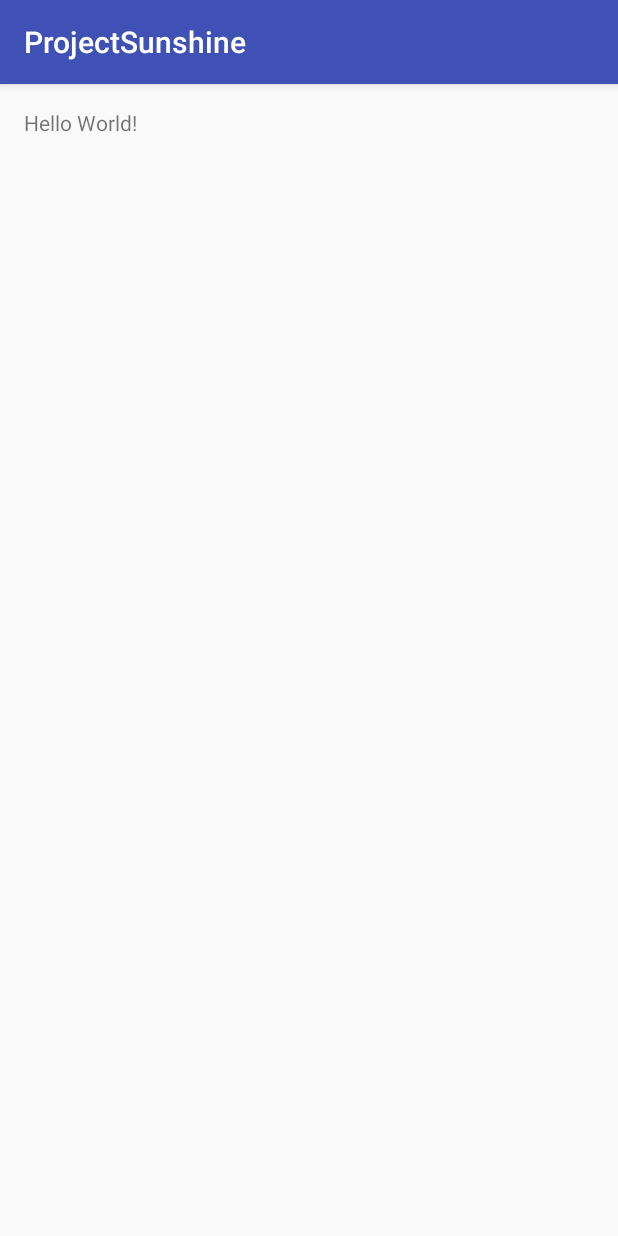
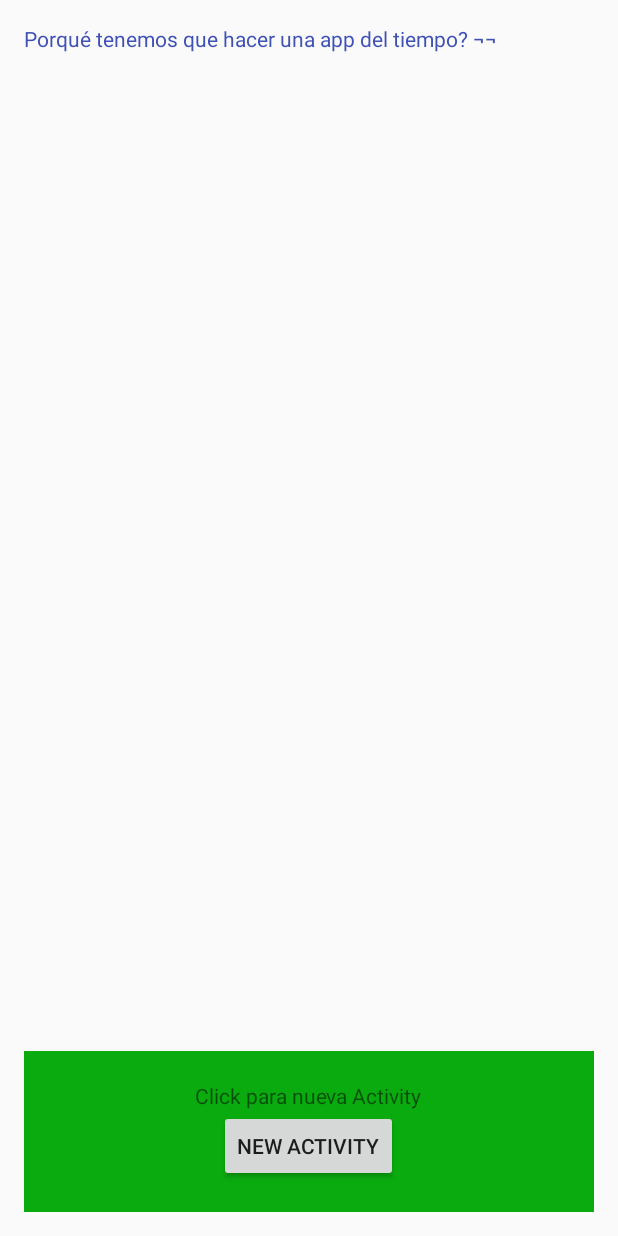
Before and after one commit to SamuelNovoa/projectSunshine, an Android app: the screen it shows after launch (MainActivity), on a phone screen of 412 x 824 dp. Run offline under Robolectric (Android 15) with nearby library versions, the phone set to English and light mode, and no system bars.

Commit message:
Ejemplo para enseñar las herramientas principales que ofrece android

```diff
--- a/app/src/main/AndroidManifest.xml
+++ b/app/src/main/AndroidManifest.xml
@@ -15,6 +15,8 @@
                 <category android:name="android.intent.category.LAUNCHER" />
             </intent-filter>
         </activity>
+        <activity android:name=".NewActivity" >
+        </activity>
     </application>
 
 </manifest>
--- a/app/src/main/java/com/clubandroiduvigo/projectsunshine/MainActivity.java
+++ b/app/src/main/java/com/clubandroiduvigo/projectsunshine/MainActivity.java
@@ -1,7 +1,12 @@
 package com.clubandroiduvigo.projectsunshine;
 
+import android.content.Intent;
 import android.support.v7.app.AppCompatActivity;
 import android.os.Bundle;
+import android.util.Log;
+import android.view.View;
+import android.widget.Button;
+import android.widget.TextView;
 
 public class MainActivity extends AppCompatActivity {
 
@@ -9,5 +14,41 @@ public class MainActivity extends AppCompatActivity {
     protected void onCreate(Bundle savedInstanceState) {
         super.onCreate(savedInstanceState);
         setContentView(R.layout.activity_main);
+        TextView textView = (TextView) findViewById(R.id.ejemplo_textView);
+        textView.setTextColor(getResources().getColor(R.color.colorPrimary));
+        textView.setText(getString(R.string.ejemplo_setText)); //Usando el IDE
+        Button button = (Button) findViewById(R.id.ejemplo_boton);
+        button.setOnClickListener(new View.OnClickListener() {
+            @Override
+            public void onClick(View v) {
+                Intent intent = new Intent(getApplicationContext(),NewActivity.class);
+                startActivity(intent);
+            }
+        });
+    }
+
+//    Métodos usados para enseñar ciclo de vida de una actividad
+    @Override
+    protected void onPause() {
+        super.onPause();
+        Log.d("MainActivity","onPause - Entra onPause");
+    }
+
+    @Override
+    protected void onResume() {
+        super.onResume();
+        Log.d("MainActivity","onResume - Entra onResume");
+    }
+
+    @Override
+    protected void onStop() {
+        super.onStop();
+        Log.d("MainActivity","onStop - Entra onStop");
+    }
+
+    @Override
+    protected void onStart() {
+        super.onStart();
+        Log.d("MainActivity","onStart - Entra onStart");
     }
 }
--- a/app/src/main/res/layout/activity_main.xml
+++ b/app/src/main/res/layout/activity_main.xml
@@ -1,4 +1,8 @@
 <?xml version="1.0" encoding="utf-8"?>
+
+<!--Daba un problema con el renderizador del preview-->
+<!--Esto era debido a estar intentando renderizar un tema no existente-->
+<!--Lo cambie a @android:style/Theme.Material.Light.DarkActionBar (en el circulo verde con medialuna)-->
 <RelativeLayout xmlns:android="http://schemas.android.com/apk/res/android"
     xmlns:tools="http://schemas.android.com/tools" android:layout_width="match_parent"
     android:layout_height="match_parent" android:paddingLeft="@dimen/activity_horizontal_margin"
@@ -6,6 +10,28 @@
     android:paddingTop="@dimen/activity_vertical_margin"
     android:paddingBottom="@dimen/activity_vertical_margin" tools:context=".MainActivity">
 
-    <TextView android:text="Hello World!" android:layout_width="wrap_content"
-        android:layout_height="wrap_content" />
+    <TextView android:text="Hello World!"
+        android:layout_width="wrap_content"
+        android:layout_height="wrap_content"
+        android:id="@+id/ejemplo_textView"/>
+    <LinearLayout
+        android:layout_width="match_parent"
+        android:layout_height="wrap_content"
+        android:background="@color/verde_roto"
+        android:orientation="vertical"
+        android:padding="20dp"
+        android:layout_alignParentBottom="true">
+        <TextView
+            android:layout_width="wrap_content"
+            android:layout_gravity="center"
+            android:layout_height="wrap_content"
+            android:text="@string/ejemplo_nuevaActivity" />
+        <Button
+            android:layout_width="wrap_content"
+            android:layout_height="wrap_content"
+            android:layout_gravity="center"
+            android:id="@+id/ejemplo_boton"
+            android:text="@string/ejemplo_boton_nuevaActividad"/>
+    </LinearLayout>
+
 </RelativeLayout>
--- a/app/src/main/res/values/colors.xml
+++ b/app/src/main/res/values/colors.xml
@@ -3,4 +3,5 @@
     <color name="colorPrimary">#3F51B5</color>
     <color name="colorPrimaryDark">#303F9F</color>
     <color name="colorAccent">#FF4081</color>
+    <color name="verde_roto">#0aab0f</color>
 </resources>
--- a/app/src/main/res/values/strings.xml
+++ b/app/src/main/res/values/strings.xml
@@ -1,3 +1,7 @@
 <resources>
     <string name="app_name">ProjectSunshine</string>
+    <string name="ejemplo_setText">Porqué tenemos que hacer una app del tiempo? ¬¬</string>
+    <string name="ejemplo_nuevaActivity">Click para nueva Activity</string>
+    <string name="ejemplo_boton_nuevaActividad">New Activity</string>
+    <string name="ejemplo_bigAndroid_toast">Soy enorme</string>
 </resources>
--- a/app/src/main/res/values/styles.xml
+++ b/app/src/main/res/values/styles.xml
@@ -1,7 +1,7 @@
 <resources>
 
     <!-- Base application theme. -->
-    <style name="AppTheme" parent="Theme.AppCompat.Light.DarkActionBar">
+    <style name="AppTheme" parent="Theme.AppCompat.Light.NoActionBar">
         <!-- Customize your theme here. -->
         <item name="colorPrimary">@color/colorPrimary</item>
         <item name="colorPrimaryDark">@color/colorPrimaryDark</item>
```
Also changed, not shown: app/src/main/java/com/clubandroiduvigo/projectsunshine/NewActivity.java (added, +24 -0 lines), app/src/main/res/layout/activity_new.xml (added, +15 -0 lines), app/src/main/res/drawable/android_image.jpg (added), 2 other files.
